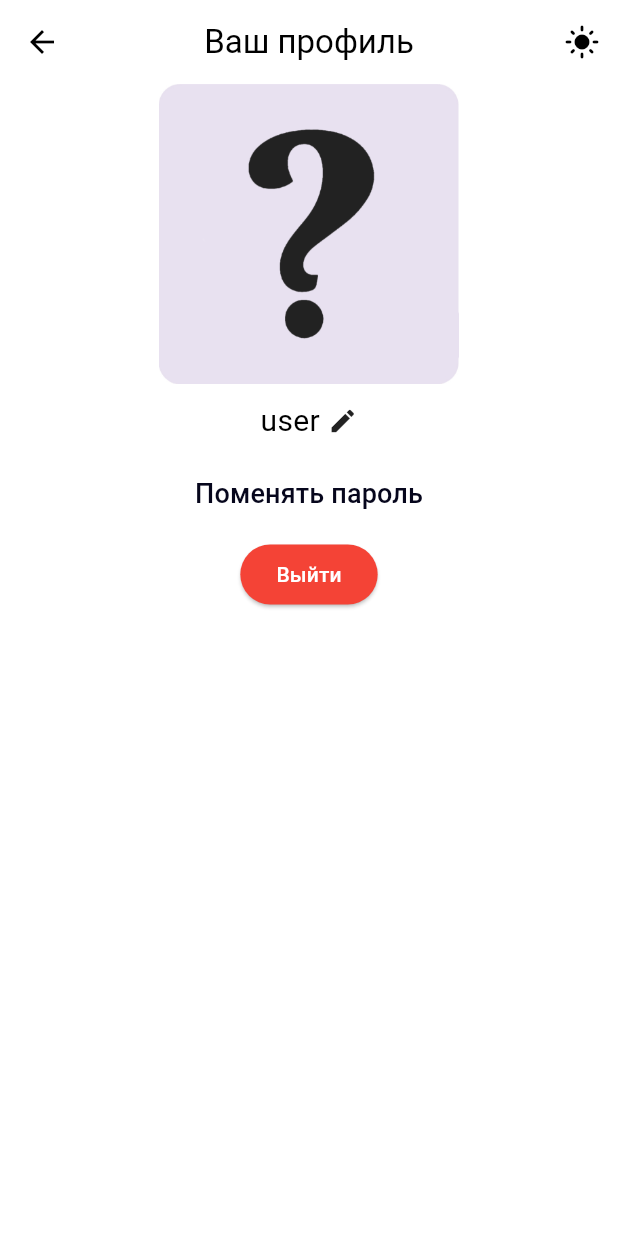
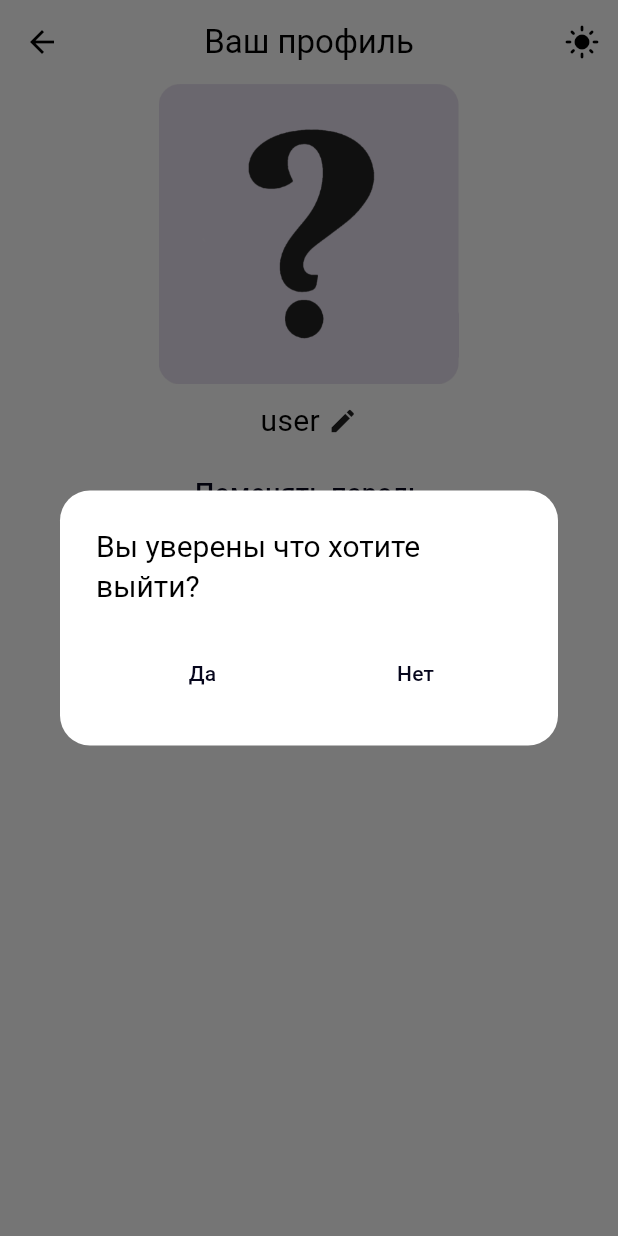
Before and after one commit to chan0nel/EcoStep, a Flutter app: the ProfilePage screen opened directly, after a tap on "Выйти", on a phone screen of 412 x 824 dp. Run offline on Flutter 3.47's test engine with Material 2 defaults, Android fonts, the phone set to English and light mode, and no system bars; our stand-ins replace cloud_firestore, firebase_auth, firebase_core, flutter_keyboard_visibility, flutter_map, geolocator and 5 more; missing offline and left inert: async_button, extended_tabs, open_route_service; accounts and stored records are empty; network calls fail.

Commit message:
add confirm dialog

```diff
--- a/lib/main.dart
+++ b/lib/main.dart
@@ -44,6 +44,7 @@ class MyApp extends StatelessWidget {
           title: 'EcoStep',
           debugShowCheckedModeBanner: false,
           theme: Provider.of<ThemeProvider>(context).theme,
+          locale: Locale('ru'),
           home: const HomePage(),
         );
       },
--- a/lib/pages/map_page/add_route_tab_view.dart
+++ b/lib/pages/map_page/add_route_tab_view.dart
@@ -50,8 +50,10 @@ class _AddRouteTabViewState extends State<AddRouteTabView> {
         ),
         Flexible(
           child: Consumer<MapModel>(
-            builder: (context, value, child) =>
-                CustomField(ctrl: value.points[index]['ctrl']),
+            builder: (context, value, child) => CustomField(
+              ctrl: value.points[index]['ctrl'],
+              onSubm: true,
+            ),
           ),
         ),
         del
--- a/lib/pages/profile_page/profile_page.dart
+++ b/lib/pages/profile_page/profile_page.dart
@@ -4,6 +4,7 @@ import 'package:diplom/logic/auth_service.dart';
 import 'package:diplom/logic/database/firebase_service.dart';
 import 'package:diplom/logic/database/users.dart';
 import 'package:diplom/pages/auth_page/auth_page.dart';
+import 'package:diplom/widgets/confirm_dialog.dart';
 import 'package:diplom/widgets/cust_field.dart';
 import 'package:flutter/material.dart';
 import 'package:provider/provider.dart';
@@ -230,8 +231,14 @@ class _ProfilePageState extends State<ProfilePage>
                               backgroundColor: Colors.red,
                               foregroundColor: Colors.white),
                           onPressed: () async {
-                            await value.signOut();
-                            _update();
+                            final res = await showDialog(
+                                context: context,
+                                builder: (context) =>
+                                    const ConfirmDialog(opt: 'выйти'));
+                            if (res) {
+                              await value.signOut();
+                              _update();
+                            }
                           },
                           child: const Text('Выйти')),
                     )
--- /dev/null
+++ b/lib/widgets/confirm_dialog.dart
@@ -0,0 +1,26 @@
+import 'package:flutter/material.dart';
+
+class ConfirmDialog extends StatelessWidget {
+  final String opt;
+  const ConfirmDialog({super.key, required this.opt});
+
+  @override
+  Widget build(BuildContext context) {
+    return AlertDialog(
+      shape: RoundedRectangleBorder(borderRadius: BorderRadius.circular(20.0)),
+      title: Text(
+        'Вы уверены что хотите $opt?',
+        style: const TextStyle(fontSize: 20),
+      ),
+      actionsAlignment: MainAxisAlignment.spaceAround,
+      actions: [
+        TextButton(
+            onPressed: () => Navigator.pop(context, true),
+            child: const Text('Да')),
+        TextButton(
+            onPressed: () => Navigator.pop(context, false),
+            child: const Text('Нет')),
+      ],
+    );
+  }
+}
--- a/lib/widgets/password_field.dart
+++ b/lib/widgets/password_field.dart
@@ -27,7 +27,7 @@ class _PasswordFieldState extends State<PasswordField> {
       obscureText: !passVis,
       textAlignVertical: TextAlignVertical.bottom,
       maxLength: 16,
-      style: const TextStyle(fontSize: 24),
+      style: const TextStyle(fontSize: 16),
       decoration: InputDecoration(
         counterText: '   ${widget.ctrl.text.length.toString()}/16',
         counterStyle: TextStyle(color: Theme.of(context).hintColor),
@@ -45,8 +45,8 @@ class _PasswordFieldState extends State<PasswordField> {
             });
           },
           icon: passVis
-              ? const Icon(Icons.visibility_off_rounded, size: 32)
-              : const Icon(Icons.visibility_rounded, size: 32),
+              ? const Icon(Icons.visibility_off_rounded, size: 28)
+              : const Icon(Icons.visibility_rounded, size: 28),
         ),
       ),
       onChanged: (value) {
```
Also changed, not shown: lib/logic/map_service.dart (+0 -15 lines), lib/pages/routes_page/routes_list.dart (+10 -2 lines), lib/widgets/cust_field.dart (+25 -22 lines).
